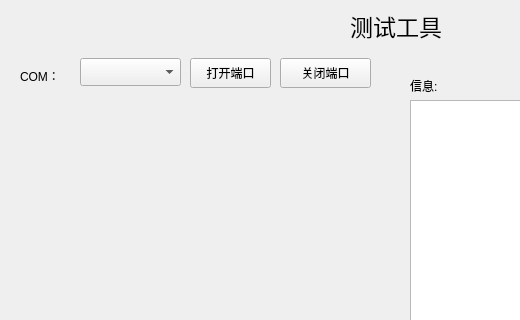
First picture: the form in mainwindow.ui, repository Cindy723/QT-, before the edit; both pictures show x 0 to 520 and y 0 to 320 of the 794 by 447 pixel window.
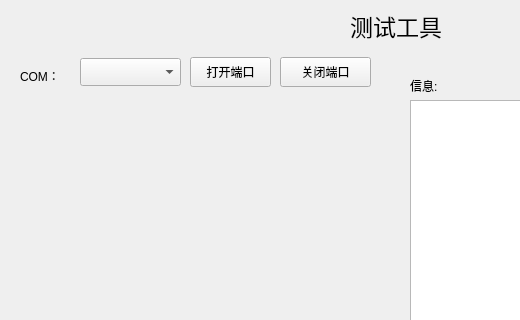
Second picture: the form after the edit.

Commit message: 新增边界线

The edit to the form file:
```diff
--- a/mainwindow.ui
+++ b/mainwindow.ui
@@ -112,7 +112,7 @@
     <property name="geometry">
      <rect>
       <x>190</x>
-      <y>58</y>
+      <y>57</y>
       <width>81</width>
       <height>30</height>
      </rect>
@@ -125,7 +125,7 @@
     <property name="geometry">
      <rect>
       <x>280</x>
-      <y>58</y>
+      <y>57</y>
       <width>91</width>
       <height>30</height>
      </rect>
```
The commit also changes 1 other file.
